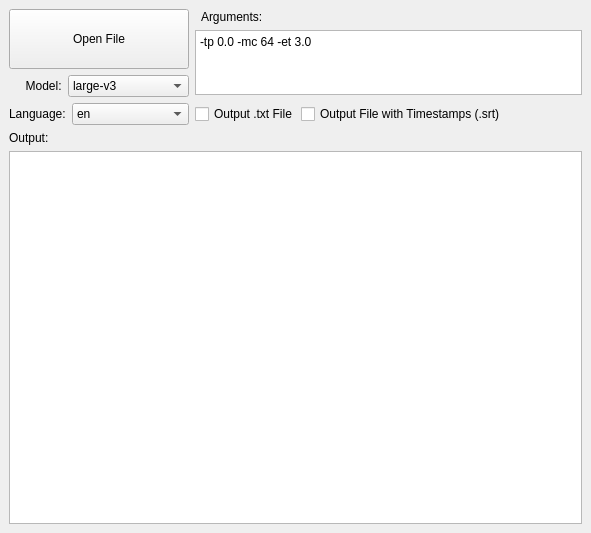
Qt form mainwindow.ui (mehtabmahir/easy-whisper-ui) before a commit.
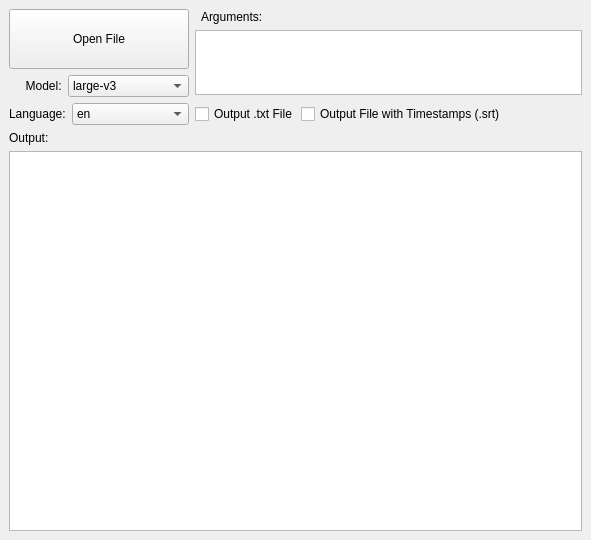
The same form after that commit.

Commit message: Implement settings file

What changed in the file:
```diff
--- a/mainwindow.ui
+++ b/mainwindow.ui
@@ -7,7 +7,7 @@
     <x>0</x>
     <y>0</y>
     <width>591</width>
-    <height>533</height>
+    <height>540</height>
    </rect>
   </property>
   <property name="sizePolicy">
@@ -100,7 +100,7 @@
          </size>
         </property>
         <property name="plainText">
-         <string>-tp 0.0 -mc 64 -et 3.0</string>
+         <string/>
         </property>
        </widget>
       </item>
```
The commit also changes 2 other files.
